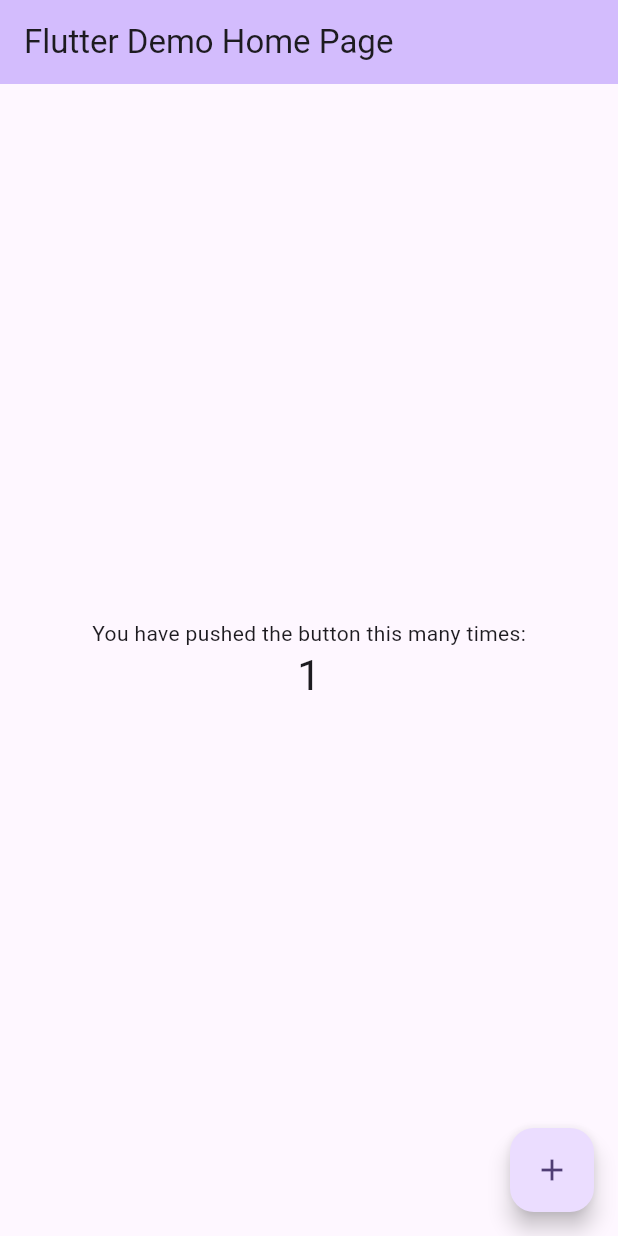
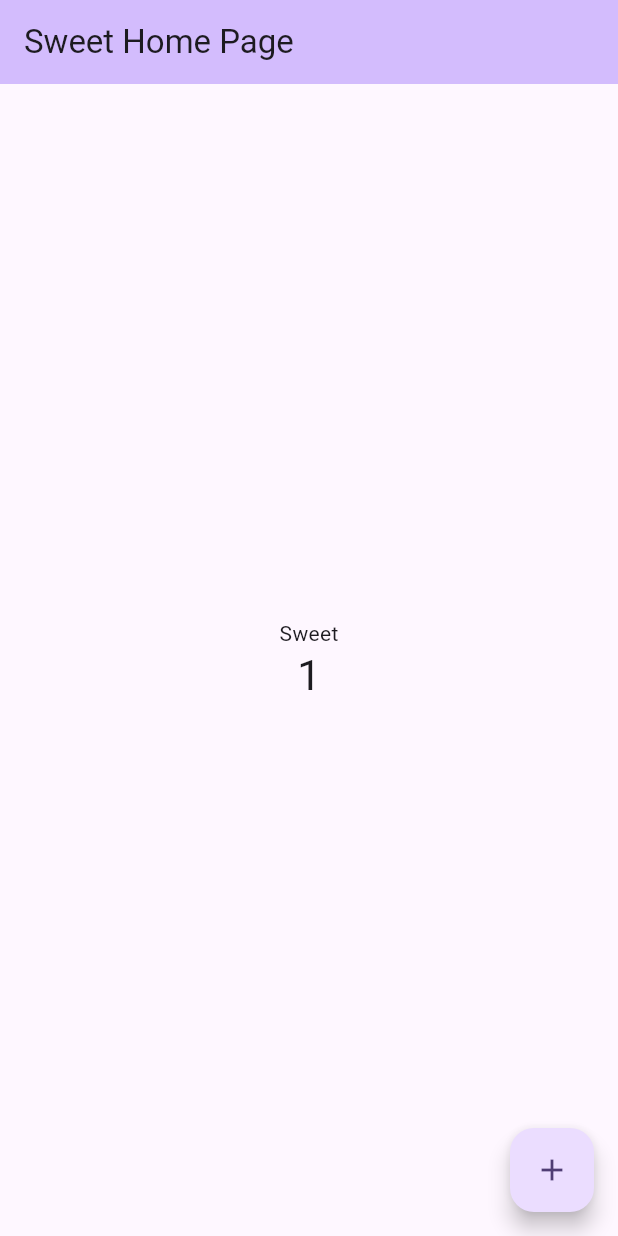
Before and after one commit to 125Srh/sweet, a Flutter app: the screen it shows after launch, after a tap on the "add" icon, on a phone screen of 412 x 824 dp. Run offline on Flutter 3.47's test engine with Material 3 defaults, Android fonts, the phone set to English and light mode, and no system bars; our stand-ins replace flutter_dotenv, supabase_flutter; accounts and stored records are empty.

Commit message:
Created conexion to Supa Base with MySQL

```diff
--- a/lib/main.dart
+++ b/lib/main.dart
@@ -1,51 +1,43 @@
 import 'package:flutter/material.dart';
+import 'package:flutter_dotenv/flutter_dotenv.dart';
+import 'package:supabase_flutter/supabase_flutter.dart';
 
-void main() {
+Future<void> main() async {
+  WidgetsFlutterBinding.ensureInitialized();
+  await dotenv.load(fileName: '.env');
+  await Supabase.initialize(
+    url: dotenv.env['SUPABASE_URL']!,
+    anonKey: dotenv.env['SUPABASE_ANON_KEY']!,
+  );
+
+  try {
+    final supabase = Supabase.instance.client;
+    final data = await supabase.from('test').select().limit(1);
+    print('Conexión exitosa: $data');
+  } catch (error) {
+    print('Error de conexión: $error');
+  }
+
   runApp(const MyApp());
 }
 
 class MyApp extends StatelessWidget {
   const MyApp({super.key});
 
-  // This widget is the root of your application.
   @override
   Widget build(BuildContext context) {
     return MaterialApp(
       title: 'Flutter Demo',
       theme: ThemeData(
-        // This is the theme of your application.
-        //
-        // TRY THIS: Try running your application with "flutter run". You'll see
-        // the application has a purple toolbar. Then, without quitting the app,
-        // try changing the seedColor in the colorScheme below to Colors.green
-        // and then invoke "hot reload" (save your changes or press the "hot
-        // reload" button in a Flutter-supported IDE, or press "r" if you used
-        // the command line to start the app).
-        //
-        // Notice that the counter didn't reset back to zero; the application
-        // state is not lost during the reload. To reset the state, use hot
-        // restart instead.
-        //
-        // This works for code too, not just values: Most code changes can be
-        // tested with just a hot reload.
         colorScheme: .fromSeed(seedColor: Colors.deepPurple),
       ),
-      home: const MyHomePage(title: 'Flutter Demo Home Page'),
+      home: const MyHomePage(title: 'Sweet Home Page'),
     );
   }
 }
 
 class MyHomePage extends StatefulWidget {
   const MyHomePage({super.key, required this.title});
-
-  // This widget is the home page of your application. It is stateful, meaning
-  // that it has a State object (defined below) that contains fields that affect
-  // how it looks.
-
-  // This class is the configuration for the state. It holds the values (in this
-  // case the title) provided by the parent (in this case the App widget) and
-  // used by the build method of the State. Fields in a Widget subclass are
-  // always marked "final".
 
   final String title;
 
@@ -58,53 +50,22 @@ class _MyHomePageState extends State<MyHomePage> {
 
   void _incrementCounter() {
     setState(() {
-      // This call to setState tells the Flutter framework that something has
-      // changed in this State, which causes it to rerun the build method below
-      // so that the display can reflect the updated values. If we changed
-      // _counter without calling setState(), then the build method would not be
-      // called again, and so nothing would appear to happen.
       _counter++;
     });
   }
 
   @override
   Widget build(BuildContext context) {
-    // This method is rerun every time setState is called, for instance as done
-    // by the _incrementCounter method above.
-    //
-    // The Flutter framework has been optimized to make rerunning build methods
-    // fast, so that you can just rebuild anything that needs updating rather
-    // than having to individually change instances of widgets.
     return Scaffold(
       appBar: AppBar(
-        // TRY THIS: Try changing the color here to a specific color (to
-        // Colors.amber, perhaps?) and trigger a hot reload to see the AppBar
-        // change color while the other colors stay the same.
         backgroundColor: Theme.of(context).colorScheme.inversePrimary,
-        // Here we take the value from the MyHomePage object that was created by
-        // the App.build method, and use it to set our appbar title.
         title: Text(widget.title),
       ),
       body: Center(
-        // Center is a layout widget. It takes a single child and positions it
-        // in the middle of the parent.
         child: Column(
-          // Column is also a layout widget. It takes a list of children and
-          // arranges them vertically. By default, it sizes itself to fit its
-          // children horizontally, and tries to be as tall as its parent.
-          //
-          // Column has various properties to control how it sizes itself and
-          // how it positions its children. Here we use mainAxisAlignment to
-          // center the children vertically; the main axis here is the vertical
-          // axis because Columns are vertical (the cross axis would be
-          // horizontal).
-          //
-          // TRY THIS: Invoke "debug painting" (choose the "Toggle Debug Paint"
-          // action in the IDE, or press "p" in the console), to see the
-          // wireframe for each widget.
           mainAxisAlignment: .center,
           children: [
-            const Text('You have pushed the button this many times:'),
+            const Text('Sweet'),
             Text(
               '$_counter',
               style: Theme.of(context).textTheme.headlineMedium,
--- a/pubspec.yaml
+++ b/pubspec.yaml
@@ -34,6 +34,8 @@ dependencies:
   # The following adds the Cupertino Icons font to your application.
   # Use with the CupertinoIcons class for iOS style icons.
   cupertino_icons: ^1.0.8
+  supabase_flutter: ^2.12.2
+  flutter_dotenv: ^6.0.0
 
 dev_dependencies:
   flutter_test:
@@ -58,7 +60,8 @@ flutter:
   uses-material-design: true
 
   # To add assets to your application, add an assets section, like this:
-  # assets:
+  assets:
+    - .env
   #   - images/a_dot_burr.jpeg
   #   - images/a_dot_ham.jpeg
 
```
Also changed, not shown: pubspec.lock, 6 other files.
